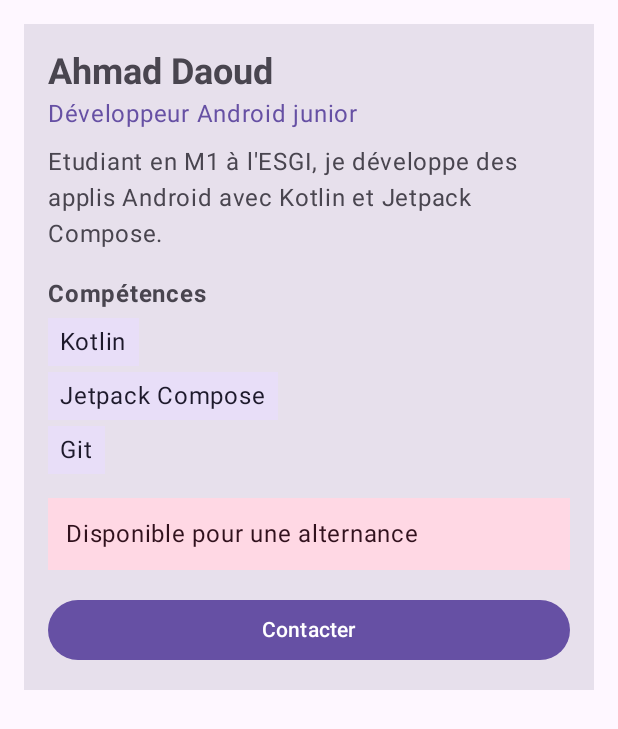
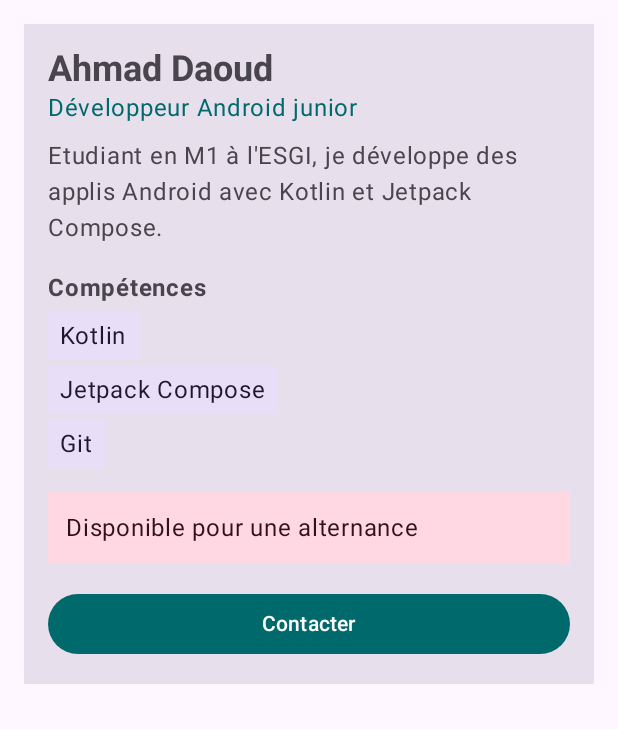
Before and after one commit to AdaoudDev/ProfilDeveloppeurAmeliorationCC, an Android app built with Jetpack Compose: the screen it shows after launch (MainActivity), on a phone screen of 412 x 824 dp. Shown: the top 729 px of the screen. Run offline under Robolectric (Android 15) with nearby library versions, the phone set to English and light mode, and no system bars.

Commit message:
Simplification des thèmes et ajout light/dark

```diff
--- a/app/src/main/java/com/example/tpahmaddaoudjetpackcompose/ui/theme/Color.kt
+++ b/app/src/main/java/com/example/tpahmaddaoudjetpackcompose/ui/theme/Color.kt
@@ -2,10 +2,12 @@ package com.example.tpahmaddaoudjetpackcompose.ui.theme
 
 import androidx.compose.ui.graphics.Color
 
-val Purple80 = Color(0xFFD0BCFF)
-val PurpleGrey80 = Color(0xFFCCC2DC)
-val Pink80 = Color(0xFFEFB8C8)
+// Couleurs pour le thème clair
+val Teal40 = Color(0xFF00696B)
+val Indigo40 = Color(0xFF4A5C92)
+val Amber40 = Color(0xFF7A5900)
 
-val Purple40 = Color(0xFF6650a4)
-val PurpleGrey40 = Color(0xFF625b71)
-val Pink40 = Color(0xFF7D5260)
+// Couleurs pour le thème sombre (plus claires pour être lisibles)
+val Teal80 = Color(0xFF80D5D6)
+val Indigo80 = Color(0xFFB3C5FF)
+val Amber80 = Color(0xFFF5BF48)
--- /dev/null
+++ b/app/src/main/java/com/example/tpahmaddaoudjetpackcompose/ui/theme/Shape.kt
@@ -0,0 +1,11 @@
+package com.example.tpahmaddaoudjetpackcompose.ui.theme
+
+import androidx.compose.foundation.shape.RoundedCornerShape
+import androidx.compose.material3.Shapes
+import androidx.compose.ui.unit.dp
+
+// Coins arrondis des chips et des cartes
+val Shapes = Shapes(
+    small = RoundedCornerShape(8.dp),
+    medium = RoundedCornerShape(16.dp)
+)
--- a/app/src/main/java/com/example/tpahmaddaoudjetpackcompose/ui/theme/Theme.kt
+++ b/app/src/main/java/com/example/tpahmaddaoudjetpackcompose/ui/theme/Theme.kt
@@ -11,30 +11,23 @@ import androidx.compose.material3.lightColorScheme
 import androidx.compose.runtime.Composable
 import androidx.compose.ui.platform.LocalContext
 
+// Palette sombre
 private val DarkColorScheme = darkColorScheme(
-    primary = Purple80,
-    secondary = PurpleGrey80,
-    tertiary = Pink80
+    primary = Teal80,
+    secondary = Indigo80,
+    tertiary = Amber80
 )
 
+// Palette claire
 private val LightColorScheme = lightColorScheme(
-    primary = Purple40,
-    secondary = PurpleGrey40,
-    tertiary = Pink40
-
-    /* Other default colors to override
-    background = Color(0xFFFFFBFE),
-    surface = Color(0xFFFFFBFE),
-    onPrimary = Color.White,
-    onSecondary = Color.White,
-    onTertiary = Color.White,
-    onBackground = Color(0xFF1C1B1F),
-    onSurface = Color(0xFF1C1B1F),
-    */
+    primary = Teal40,
+    secondary = Indigo40,
+    tertiary = Amber40
 )
 
 @Composable
 fun TPAhmadDAOUDJetpackComposeTheme(
+    // clair ou sombre selon le réglage du téléphone
     darkTheme: Boolean = isSystemInDarkTheme(),
     // couleurs dynamiques désactivées pour garder ma palette
     dynamicColor: Boolean = false,
@@ -53,6 +46,7 @@ fun TPAhmadDAOUDJetpackComposeTheme(
     MaterialTheme(
         colorScheme = colorScheme,
         typography = Typography,
+        shapes = Shapes,
         content = content
     )
 }
--- a/app/src/main/java/com/example/tpahmaddaoudjetpackcompose/ui/theme/Type.kt
+++ b/app/src/main/java/com/example/tpahmaddaoudjetpackcompose/ui/theme/Type.kt
@@ -2,33 +2,13 @@ package com.example.tpahmaddaoudjetpackcompose.ui.theme
 
 import androidx.compose.material3.Typography
 import androidx.compose.ui.text.TextStyle
-import androidx.compose.ui.text.font.FontFamily
 import androidx.compose.ui.text.font.FontWeight
 import androidx.compose.ui.unit.sp
 
-// Set of Material typography styles to start with
+// Styles de texte, je change juste le nom en gras
 val Typography = Typography(
-    bodyLarge = TextStyle(
-        fontFamily = FontFamily.Default,
-        fontWeight = FontWeight.Normal,
-        fontSize = 16.sp,
-        lineHeight = 24.sp,
-        letterSpacing = 0.5.sp
+    headlineSmall = TextStyle(
+        fontWeight = FontWeight.Bold,
+        fontSize = 24.sp
     )
-    /* Other default text styles to override
-    titleLarge = TextStyle(
-        fontFamily = FontFamily.Default,
-        fontWeight = FontWeight.Normal,
-        fontSize = 22.sp,
-        lineHeight = 28.sp,
-        letterSpacing = 0.sp
-    ),
-    labelSmall = TextStyle(
-        fontFamily = FontFamily.Default,
-        fontWeight = FontWeight.Medium,
-        fontSize = 11.sp,
-        lineHeight = 16.sp,
-        letterSpacing = 0.5.sp
-    )
-    */
 )
```
